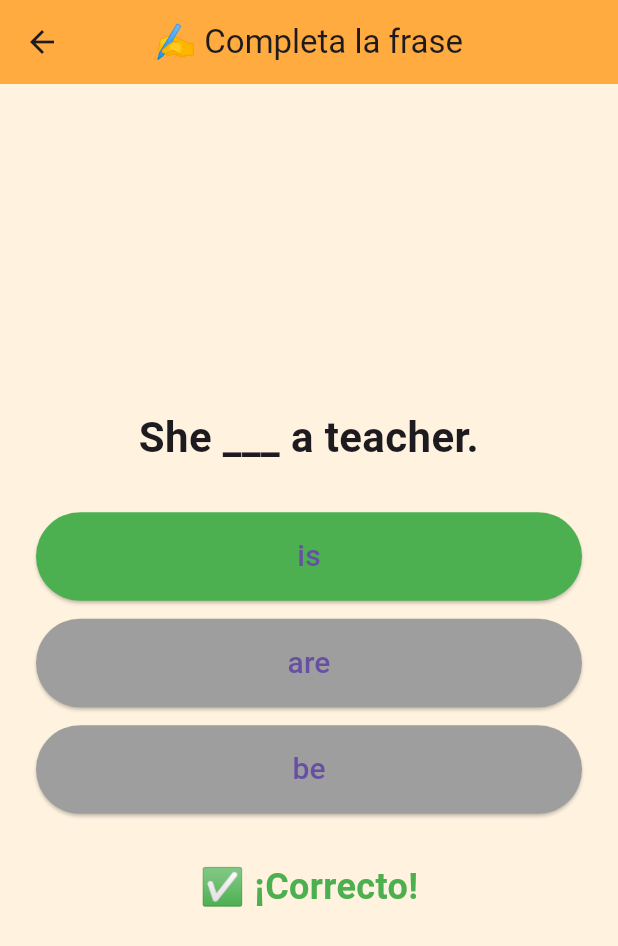
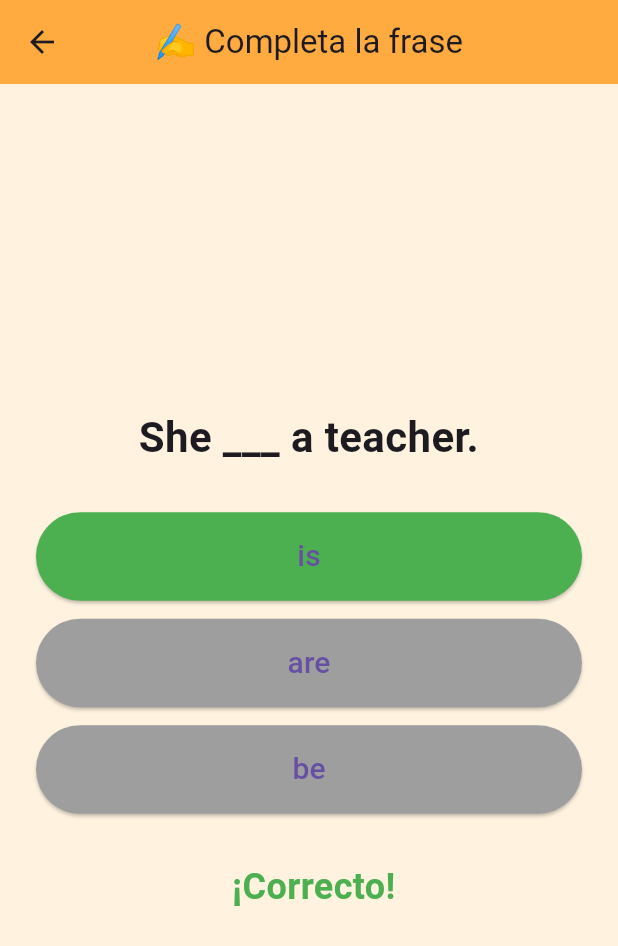
Before and after one commit to gemaGs-max/PalabraMania, a Flutter app: the CompletaFrasePage screen opened directly, after a tap on "is", on a phone screen of 412 x 824 dp. Shown: the top 946 px of the screen. Run offline on Flutter 3.47's test engine with Material 3 defaults, Android fonts, the phone set to English and light mode, and no system bars; our stand-ins replace firebase_auth, firebase_core, just_audio, shared_preferences; accounts and stored records are empty.

Commit message:
Update completa_frase.dart

```diff
--- a/lib/completa_frase.dart
+++ b/lib/completa_frase.dart
@@ -1,16 +1,20 @@
+// Importamos el paquete principal de Flutter para construir interfaces gráficas.
 import 'package:flutter/material.dart';
 
+/// Widget principal que representa la pantalla del minijuego "Completa la frase".
 class CompletaFrasePage extends StatefulWidget {
   @override
   _CompletaFrasePageState createState() => _CompletaFrasePageState();
 }
 
+/// Estado del widget, donde se maneja la lógica del juego.
 class _CompletaFrasePageState extends State<CompletaFrasePage> {
+  // Lista de frases con opciones y la respuesta correcta.
   final List<Map<String, dynamic>> _frases = [
     {
-      'texto': 'She ___ a teacher.',
-      'opciones': ['is', 'are', 'be'],
-      'correcta': 'is',
+      'texto': 'She ___ a teacher.', // Frase a completar
+      'opciones': ['is', 'are', 'be'], // Opciones de respuesta
+      'correcta': 'is', // Respuesta correcta
     },
     {
       'texto': 'I ___ from Spain.',
@@ -24,34 +28,37 @@ class _CompletaFrasePageState extends State<CompletaFrasePage> {
     },
   ];
 
-  int _indice = 0;
-  String _respuestaSeleccionada = '';
-  bool _mostrandoResultado = false;
+  int _indice = 0; // Índice actual de la frase que se muestra.
+  String _respuestaSeleccionada = ''; // Almacena la opción elegida por el usuario.
+  bool _mostrandoResultado = false; // Indica si se está mostrando el resultado (correcto/incorrecto).
 
+  /// Verifica si la respuesta del usuario es correcta y muestra el resultado.
   void _verificarRespuesta(String opcion) {
-    if (_mostrandoResultado) return;
+    if (_mostrandoResultado) return; // Si ya se está mostrando el resultado, no hacer nada.
 
     setState(() {
       _respuestaSeleccionada = opcion;
       _mostrandoResultado = true;
     });
 
+    // Espera 2 segundos antes de pasar a la siguiente frase.
     Future.delayed(Duration(seconds: 2), () {
       setState(() {
-        _indice = (_indice + 1) % _frases.length;
+        _indice = (_indice + 1) % _frases.length; // Avanza a la siguiente frase.
         _respuestaSeleccionada = '';
         _mostrandoResultado = false;
       });
     });
   }
 
+  /// Construye la interfaz gráfica del minijuego.
   @override
   Widget build(BuildContext context) {
-    final fraseActual = _frases[_indice];
-    final esCorrecta = _respuestaSeleccionada == fraseActual['correcta'];
+    final fraseActual = _frases[_indice]; // Obtenemos la frase actual a mostrar.
+    final esCorrecta = _respuestaSeleccionada == fraseActual['correcta']; // Comprobamos si la respuesta es correcta.
 
     return Scaffold(
-      backgroundColor: Color(0xFFFFF3E0),
+      backgroundColor: Color(0xFFFFF3E0), // Color de fondo claro.
       appBar: AppBar(
         title: Text('✍️ Completa la frase'),
         backgroundColor: Colors.orangeAccent,
@@ -62,21 +69,25 @@ class _CompletaFrasePageState extends State<CompletaFrasePage> {
         child: Column(
           mainAxisAlignment: MainAxisAlignment.center,
           children: [
+            // Mostramos el texto de la frase con espacio para completar.
             Text(
               fraseActual['texto'],
               style: TextStyle(fontSize: 28, fontWeight: FontWeight.bold),
               textAlign: TextAlign.center,
             ),
             SizedBox(height: 30),
+            // Generamos los botones de opciones dinámicamente.
             ...fraseActual['opciones'].map<Widget>((opcion) {
-              Color color = Colors.blueAccent;
+              Color color = Colors.blueAccent; // Color por defecto del botón.
+
+              // Si ya se ha respondido, cambiamos el color según si es correcta o incorrecta.
               if (_mostrandoResultado) {
                 if (opcion == fraseActual['correcta']) {
-                  color = Colors.green;
+                  color = Colors.green; // Correcta
                 } else if (opcion == _respuestaSeleccionada) {
-                  color = Colors.red;
+                  color = Colors.red; // Incorrecta seleccionada
                 } else {
-                  color = Colors.grey;
+                  color = Colors.grey; // Resto desactivadas
                 }
               }
 
@@ -84,7 +95,7 @@ class _CompletaFrasePageState extends State<CompletaFrasePage> {
                 width: double.infinity,
                 margin: EdgeInsets.only(bottom: 12),
                 child: ElevatedButton(
-                  onPressed: () => _verificarRespuesta(opcion),
+                  onPressed: () => _verificarRespuesta(opcion), // Comprobamos la respuesta al pulsar.
                   style: ElevatedButton.styleFrom(
                     backgroundColor: color,
                     padding: EdgeInsets.symmetric(vertical: 15),
@@ -93,11 +104,12 @@ class _CompletaFrasePageState extends State<CompletaFrasePage> {
                 ),
               );
             }).toList(),
+            // Si se ha respondido, mostramos si fue correcto o incorrecto.
             if (_mostrandoResultado)
               Padding(
                 padding: const EdgeInsets.only(top: 20),
                 child: Text(
-                  esCorrecta ? '✅ ¡Correcto!' : '❌ ¡Incorrecto!',
+                  esCorrecta ? ' ¡Correcto!' : ' ¡Incorrecto!',
                   style: TextStyle(
                     fontSize: 24,
                     fontWeight: FontWeight.bold,
```
